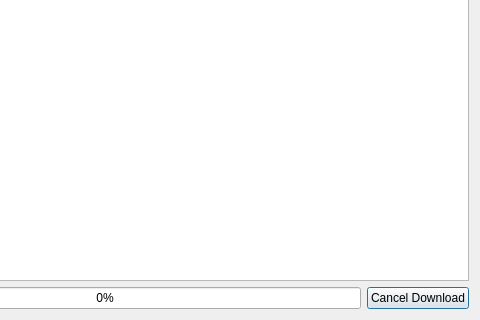
Above: steamcmddialog.ui from metootem/TF2-Dedicated-Server-Manager before the change; both pictures show x 220 to 700 and y 180 to 500 of the 700 by 500 pixel window. Below: the same form after it.
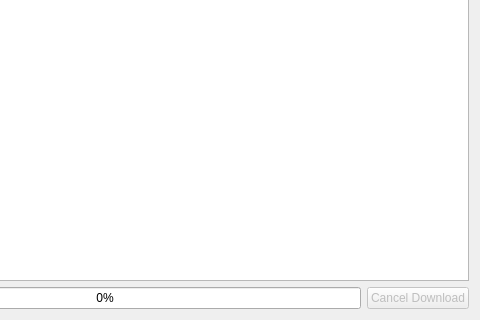
That is the form after the change.

Patch:
```diff
--- a/steamcmddialog.ui
+++ b/steamcmddialog.ui
@@ -52,6 +52,9 @@
      </item>
      <item>
       <widget class="QPushButton" name="btnCancel">
+       <property name="enabled">
+        <bool>false</bool>
+       </property>
        <property name="text">
         <string>Cancel Download</string>
        </property>
```
